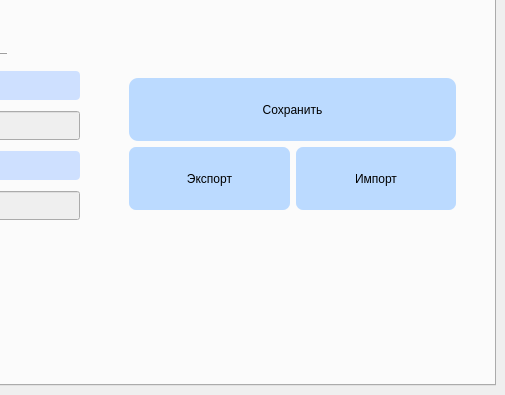
Qt form Interfase/1.ui (MichailNikitin/optimization_CNC) before a commit; both pictures show x 704 to 1209 and y 406 to 801 of the 1209 by 801 pixel window.
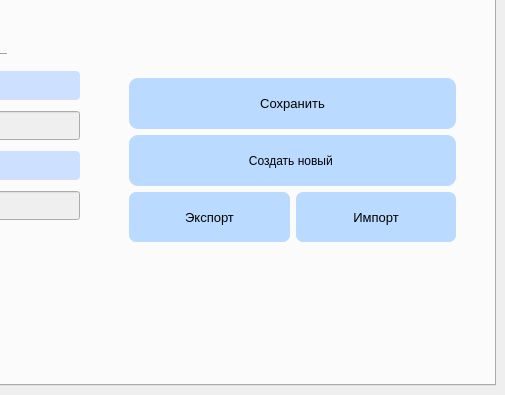
The same form after that commit.

```diff
--- a/Interfase/1.ui
+++ b/Interfase/1.ui
@@ -186,7 +186,7 @@
                     <property name="maximumSize">
                      <size>
                       <width>500</width>
-                      <height>150</height>
+                      <height>500</height>
                      </size>
                     </property>
                     <layout class="QVBoxLayout" name="verticalLayout_4">
@@ -200,6 +200,12 @@
                            <verstretch>0</verstretch>
                           </sizepolicy>
                          </property>
+                         <property name="minimumSize">
+                          <size>
+                           <width>0</width>
+                           <height>51</height>
+                          </size>
+                         </property>
                          <property name="maximumSize">
                           <size>
                            <width>16777215</width>
@@ -208,7 +214,7 @@
                          </property>
                          <property name="font">
                           <font>
-                           <pointsize>9</pointsize>
+                           <pointsize>10</pointsize>
                            <weight>50</weight>
                            <bold>false</bold>
                           </font>
@@ -225,6 +231,26 @@
                          </property>
                         </widget>
                        </item>
+                       <item>
+                        <widget class="QPushButton" name="create_new_pushButton">
+                         <property name="minimumSize">
+                          <size>
+                           <width>0</width>
+                           <height>51</height>
+                          </size>
+                         </property>
+                         <property name="styleSheet">
+                          <string notr="true">QPushButton
+{
+	border-radius: 9px;
+	background-color: rgb(187, 218, 255);
+}</string>
+                         </property>
+                         <property name="text">
+                          <string>Создать новый </string>
+                         </property>
+                        </widget>
+                       </item>
                        <item>
                         <layout class="QHBoxLayout" name="_export_import_horizontalLayout">
                          <item>
@@ -235,6 +261,12 @@
                              <verstretch>0</verstretch>
                             </sizepolicy>
                            </property>
+                           <property name="minimumSize">
+                            <size>
+                             <width>0</width>
+                             <height>50</height>
+                            </size>
+                           </property>
                            <property name="maximumSize">
                             <size>
                              <width>16777215</width>
@@ -243,7 +275,7 @@
                            </property>
                            <property name="font">
                             <font>
-                             <pointsize>9</pointsize>
+                             <pointsize>10</pointsize>
                             </font>
                            </property>
                            <property name="styleSheet">
@@ -266,6 +298,12 @@
                              <verstretch>0</verstretch>
                             </sizepolicy>
                            </property>
+                           <property name="minimumSize">
+                            <size>
+                             <width>0</width>
+                             <height>50</height>
+                            </size>
+                           </property>
                            <property name="maximumSize">
                             <size>
                              <width>16777215</width>
@@ -274,7 +312,7 @@
                            </property>
                            <property name="font">
                             <font>
-                             <pointsize>9</pointsize>
+                             <pointsize>10</pointsize>
                             </font>
                            </property>
                            <property name="styleSheet">
```
Left out of the diff: 27 changed lines with no effect on the pictures.
